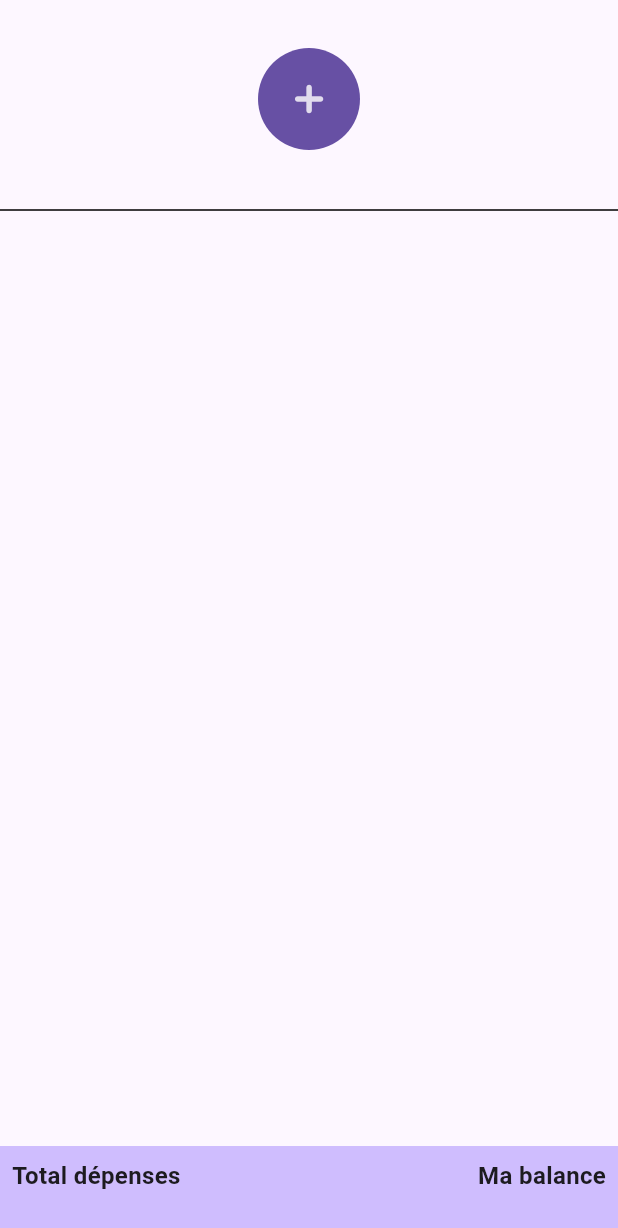
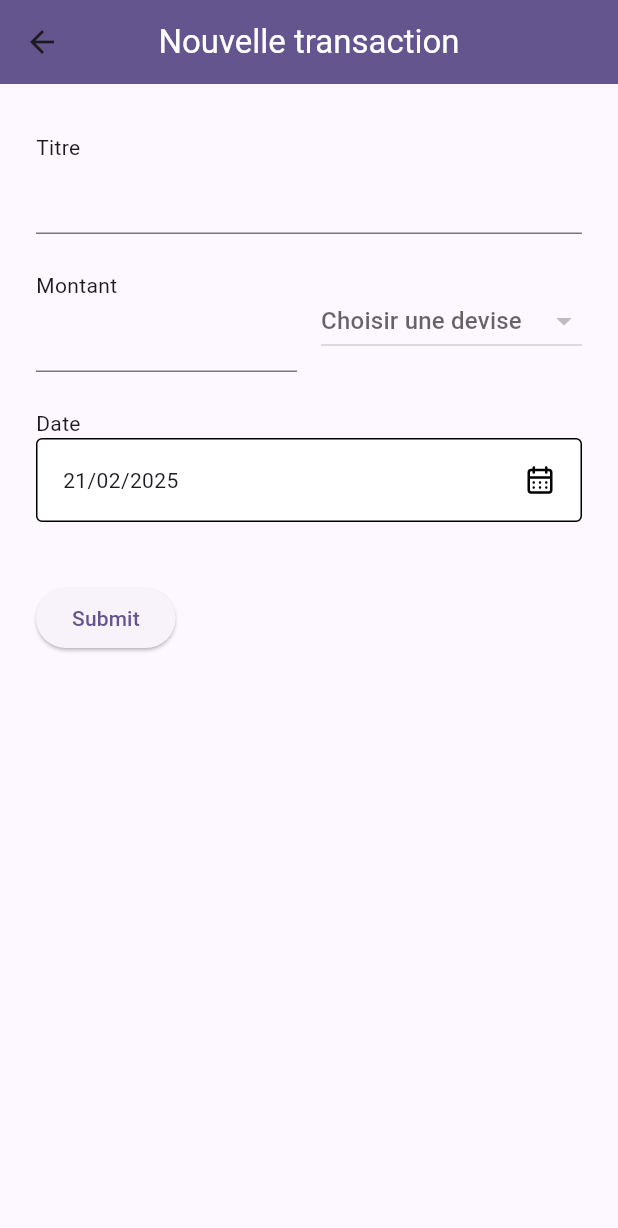
Before and after one commit to manon-coulombe/equity, a Flutter app: the Success widget shown alone on an empty page, opened directly with empty values, after a tap on an icon or button, on a phone screen of 412 x 824 dp. Shown: the top 1228 px of the screen. Run offline on Flutter 3.47's test engine with Material 3 defaults, Android fonts, the light colour scheme and no system bars; our stand-ins replace equatable, flutter_redux, flutter_svg, redux; missing offline and left inert: currency_picker; network calls fail.

Commit message:
wip transaction form

```diff
--- a/lib/compte_details/data/compte_details_repository_mapper.dart
+++ b/lib/compte_details/data/compte_details_repository_mapper.dart
@@ -15,7 +15,7 @@ extension CompteDetailsRepositoryMapper on Map<String, dynamic> {
       deviseCode: this['devise'],
       transactions: transactions,
       participants: participants,
-      totalDepenses: 0,
+      totalDepenses: double.parse(this['totalMontant']),
     );
   }
 
--- a/lib/compte_details/screens/compte_details_screen.dart
+++ b/lib/compte_details/screens/compte_details_screen.dart
@@ -1,5 +1,6 @@
 import 'package:equity/UI/bouton_ajouter.dart';
 import 'package:equity/compte_details/screens/compte_details_viewmodel.dart';
+import 'package:equity/compte_details/screens/transaction_details/transaction_form.dart';
 import 'package:equity/compte_details/screens/transaction_item.dart';
 import 'package:equity/redux/app_state.dart';
 import 'package:equity/utils/status.dart';
@@ -54,7 +55,12 @@ class Success extends StatelessWidget {
     return Column(
       children: [
         SizedBox(height: 32),
-        BoutonAjouter(onTap: () {}),
+        BoutonAjouter(onTap: () {
+          Navigator.push(
+            context,
+            MaterialPageRoute(builder: (context) => TransactionForm()),
+          );
+        }),
         SizedBox(height: 32),
         Divider(color: Colors.black),
         Expanded(
--- /dev/null
+++ b/lib/compte_details/screens/transaction_details/transaction_form.dart
@@ -0,0 +1,162 @@
+import 'package:currency_picker/currency_picker.dart';
+import 'package:flutter/material.dart';
+import 'package:flutter_svg/svg.dart';
+import 'package:intl/intl.dart';
+
+class TransactionForm extends StatefulWidget {
+  const TransactionForm({super.key});
+
+  @override
+  State<TransactionForm> createState() => _TransactionFormState();
+}
+
+class _TransactionFormState extends State<TransactionForm> {
+  final _formKey = GlobalKey<FormState>();
+  Currency? selectedCurrency; // Devise sélectionnée
+  List<Currency> currencies = [];
+
+  DateTime selectedDate = DateTime.now();
+
+  Future<void> _selectDate() async {
+    final pickedDate = await showDatePicker(
+      context: context,
+      initialDate: DateTime(2021, 7, 25),
+      firstDate: DateTime(2021),
+      lastDate: DateTime(2022),
+    );
+
+    setState(() {
+      if (pickedDate != null) {
+        selectedDate = pickedDate;
+      }
+    });
+  }
+
+  @override
+  void initState() {
+    super.initState();
+    currencies = CurrencyService().getAll();
+  }
+
+  @override
+  Widget build(BuildContext context) {
+    return Scaffold(
+      appBar: AppBar(
+        backgroundColor: Theme.of(context).colorScheme.primary,
+        title: Text(
+          'Nouvelle transaction',
+          style: TextStyle(color: Colors.white),
+        ),
+        centerTitle: true,
+      ),
+      body: Form(
+        key: _formKey,
+        child: Padding(
+          padding: const EdgeInsets.symmetric(horizontal: 24),
+          child: Column(
+            crossAxisAlignment: CrossAxisAlignment.start,
+            mainAxisSize: MainAxisSize.min,
+            children: [
+              SizedBox(height: 32),
+              Text('Titre'),
+              TextFormField(
+                validator: (value) {
+                  if (value == null || value.isEmpty) {
+                    return 'Veuillez saisir le titre';
+                  }
+                  return null;
+                },
+              ),
+              SizedBox(height: 24),
+              Row(
+                mainAxisSize: MainAxisSize.min,
+                children: [
+                  Expanded(
+                    child: Column(
+                      crossAxisAlignment: CrossAxisAlignment.start,
+                      children: [
+                        Text('Montant'),
+                        TextFormField(
+                          validator: (value) {
+                            if (value == null || value.isEmpty) {
+                              return 'Veuillez saisir le titre';
+                            }
+                            return null;
+                          },
+                        ),
+                      ],
+                    ),
+                  ),
+                  SizedBox(width: 16),
+                  Expanded(
+                    child: DropdownButton<Currency>(
+                      value: selectedCurrency,
+                      hint: Text("Choisir une devise"),
+                      isExpanded: true,
+                      onChanged: (Currency? newValue) {
+                        setState(() {
+                          selectedCurrency = newValue;
+                        });
+                      },
+                      items: currencies.map<DropdownMenuItem<Currency>>((Currency currency) {
+                        return DropdownMenuItem<Currency>(
+                          value: currency,
+                          child: Text("${currency.name} (${currency.symbol})"),
+                        );
+                      }).toList(),
+                    ),
+                  ),
+                ],
+              ),
+              SizedBox(height: 24),
+              Text('Date'),
+              InkWell(
+                onTap: _selectDate,
+                child: DecoratedBox(
+                  decoration: BoxDecoration(
+                    color: Colors.white,
+                    borderRadius: BorderRadius.circular(4),
+                    border: Border.all(
+                      color: Colors.black,
+                      width: 1,
+                    ),
+                  ),
+                  child: Padding(
+                    padding: const EdgeInsets.all(18),
+                    child: Row(
+                      mainAxisAlignment: MainAxisAlignment.spaceBetween,
+                      children: [
+                        Text(
+                          DateFormat('dd/MM/yyyy').format(selectedDate),
+                        ),
+                        Semantics(
+                          excludeSemantics: true,
+                          child: SvgPicture.asset(
+                            'assets/icons/calendar.svg',
+                            width: 20,
+                            height: 20,
+                          ),
+                        ),
+                      ],
+                    ),
+                  ),
+                ),
+              ),
+              SizedBox(height: 40),
+              ElevatedButton(
+                onPressed: () {
+                  if (_formKey.currentState!.validate()) {
+                    ScaffoldMessenger.of(context).showSnackBar(
+                      const SnackBar(content: Text('Processing Data')),
+                    );
+                  }
+                },
+                child: const Text('Submit'),
+              ),
+            ],
+          ),
+        ),
+      ),
+    );
+  }
+}
```
Also changed, not shown: assets/icons/calendar.svg (added).
